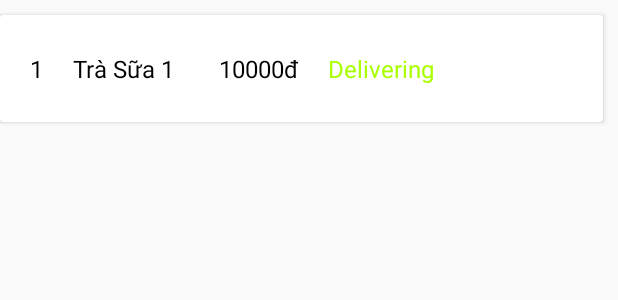
After one commit to Slacknwork/PRM392_Mikky, an Android app: the layout history_item.xml on its own in the app's theme, with its tools: preview values and no code run, on a phone screen of 412 x 824 dp. The commit adds this screen. Shown: the top 300 px of the screen. Run offline under Robolectric (Android 15) with nearby library versions, the phone set to English and light mode, and no system bars.

Commit message:
OrderDetail complete, Add Order History

```diff
--- a/app/src/main/AndroidManifest.xml
+++ b/app/src/main/AndroidManifest.xml
@@ -40,6 +40,10 @@
             android:name=".activities.CartActivity"
             android:exported="true">
         </activity>
+        <activity
+            android:name=".activities.OrderActivity"
+            android:exported="true">
+        </activity>
     </application>
 
 </manifest>
--- a/app/src/main/java/com/example/mikky/activities/DetailActivity.java
+++ b/app/src/main/java/com/example/mikky/activities/DetailActivity.java
@@ -118,6 +118,10 @@ public class DetailActivity extends AppCompatActivity {
                 Intent intentLogout = new Intent(DetailActivity.this, LoginActivity.class);
                 startActivity(intentLogout);
                 break;
+            case R.id.history:
+                Intent intentHistory = new Intent(DetailActivity.this, OrderActivity.class);
+                startActivity(intentHistory);
+                break;
             case android.R.id.home:
                 finish();
                 break;
--- a/app/src/main/java/com/example/mikky/activities/DrinkListActivity.java
+++ b/app/src/main/java/com/example/mikky/activities/DrinkListActivity.java
@@ -68,6 +68,10 @@ public class DrinkListActivity extends AppCompatActivity {
                 Intent intentCart = new Intent(DrinkListActivity.this, CartActivity.class);
                 startActivity(intentCart);
                 break;
+            case R.id.history:
+                Intent intentHistory = new Intent(DrinkListActivity.this, OrderActivity.class);
+                startActivity(intentHistory);
+                break;
             case R.id.exit:
                 Intent intentLogout = new Intent(DrinkListActivity.this, LoginActivity.class);
                 startActivity(intentLogout);
@@ -90,7 +94,6 @@ public class DrinkListActivity extends AppCompatActivity {
             @Override
             public void onResponse(Call<List<Drink>> call, Response<List<Drink>> response) {
                 if (response.isSuccessful()){
-
                     if (response.body() != null){
                         for( Drink d : response.body()){
                             list.add(d);
--- a/app/src/main/res/layout/activity_cart.xml
+++ b/app/src/main/res/layout/activity_cart.xml
@@ -21,7 +21,7 @@
             android:layout_width="match_parent"
             android:layout_height="match_parent">
             <TextView
-                android:id="@+id/textNoti"
+                android:id="@+id/empty"
                 android:layout_gravity="center"
                 android:layout_width="wrap_content"
                 android:layout_height="wrap_content"
--- /dev/null
+++ b/app/src/main/res/layout/history_item.xml
@@ -0,0 +1,56 @@
+<?xml version="1.0" encoding="utf-8"?>
+<androidx.cardview.widget.CardView xmlns:android="http://schemas.android.com/apk/res/android"
+    android:layout_width="match_parent"
+    android:layout_height="wrap_content"
+    android:layout_marginTop="10dp"
+    android:layout_marginEnd="10dp">
+
+    <RelativeLayout
+        android:layout_width="match_parent"
+        android:layout_height="71dp">
+
+        <TextView
+            android:id="@+id/order_number"
+            android:layout_width="wrap_content"
+            android:layout_height="wrap_content"
+            android:layout_centerVertical="true"
+            android:layout_marginStart="20dp"
+            android:text="1"
+            android:textColor="@color/black"
+            android:textSize="16sp" />
+
+        <TextView
+            android:id="@+id/order_date"
+            android:layout_width="wrap_content"
+            android:layout_height="wrap_content"
+            android:layout_centerVertical="true"
+            android:layout_marginStart="20dp"
+            android:layout_toEndOf="@id/order_number"
+            android:text="Trà Sữa 1"
+            android:textColor="@color/black"
+            android:textSize="16sp" />
+
+        <TextView
+            android:id="@+id/order_price"
+            android:layout_width="wrap_content"
+            android:layout_height="wrap_content"
+            android:layout_centerVertical="true"
+            android:layout_marginStart="30dp"
+            android:layout_toEndOf="@id/order_date"
+            android:text="10000đ"
+            android:textColor="@color/black"
+            android:textSize="16sp" />
+
+        <TextView
+            android:id="@+id/order_status"
+            android:layout_width="wrap_content"
+            android:layout_height="wrap_content"
+            android:layout_centerVertical="true"
+            android:layout_marginStart="20dp"
+            android:layout_toEndOf="@id/order_price"
+            android:text="Delivering"
+            android:textColor="@color/green"
+            android:textSize="16sp" />
+    </RelativeLayout>
+
+</androidx.cardview.widget.CardView>
--- a/app/src/main/res/menu/detail_menu.xml
+++ b/app/src/main/res/menu/detail_menu.xml
@@ -12,7 +12,9 @@
         android:title="Cart"
         android:icon="@drawable/ic_cart"
         app:showAsAction="always"/>
-
+    <item
+        android:id="@+id/history"
+        android:title="Order History"/>
     <item
         android:id="@+id/exit"
         android:title="Logout"/>
--- a/app/src/main/res/values/colors.xml
+++ b/app/src/main/res/values/colors.xml
@@ -10,7 +10,7 @@
     <color name="colorPrimary">#1F5BF3</color>
     <color name="colorPrimaryDark">#0947E8</color>
     <color name="colorAccent">#00A5FF</color>
-
+    <color name="green">#AAFF00</color>
     <!--colors for modern ui-->
     <color name="whiteTextColor">#fff</color>
     <color name="primaryTextColor">#00a5ff</color>
```
Also changed, not shown: app/src/main/java/com/example/mikky/activities/CartActivity.java (+37 -24 lines), app/src/main/java/com/example/mikky/activities/OrderActivity.java (added, +109 -0 lines), app/src/main/java/com/example/mikky/adapter/HistoryAdapter.java (added, +82 -0 lines), app/src/main/java/com/example/mikky/services/OrderInterface.java (+5 -3 lines), app/src/main/res/layout/order_history.xml (added, +32 -0 lines).
